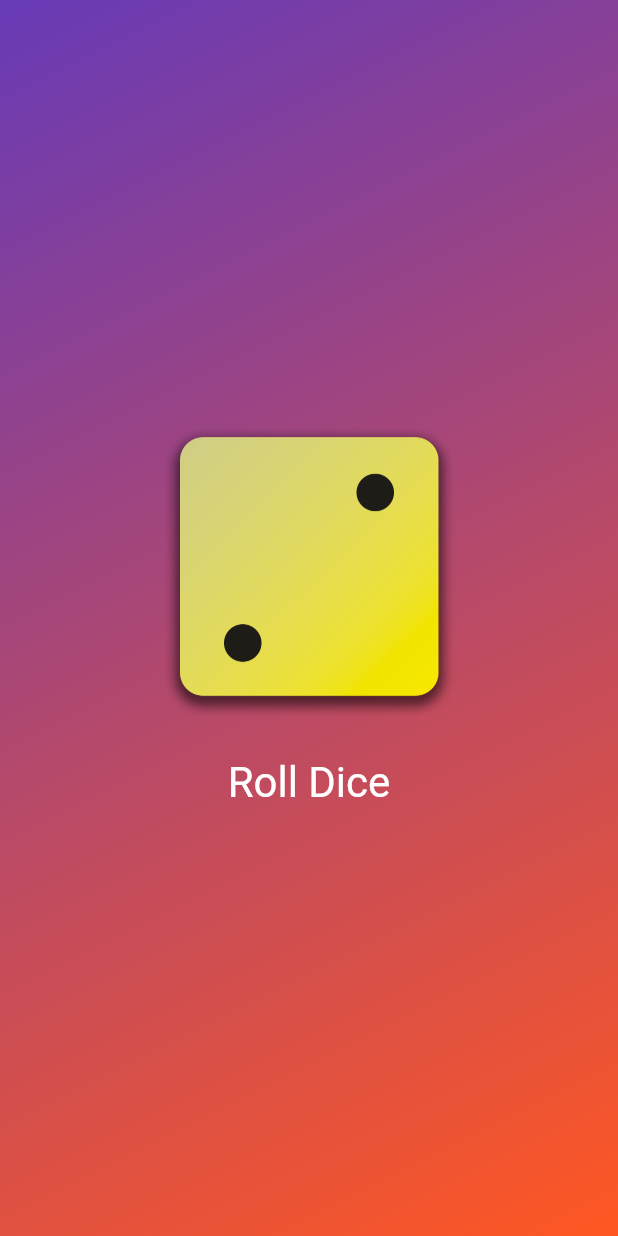
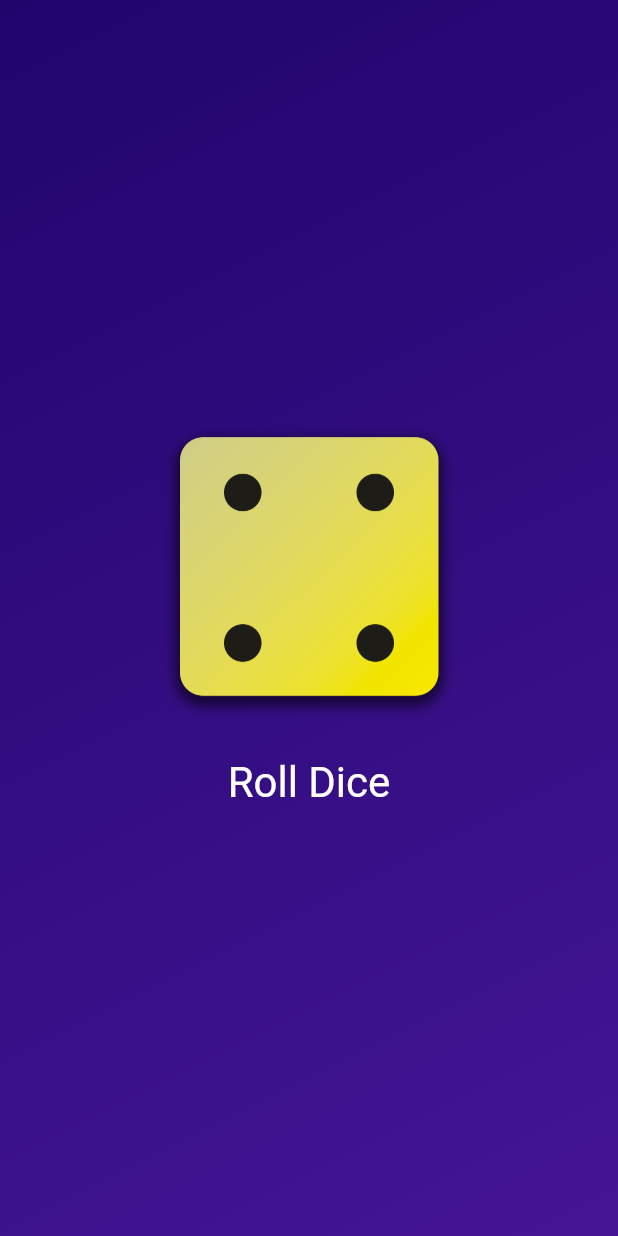
Before and after one commit to tenzan/flutter_first_app, a Flutter app: the screen it shows after launch, after a tap on "Roll Dice", on a phone screen of 412 x 824 dp. Run offline on Flutter 3.47's test engine with Material 2 defaults, Android fonts, the phone set to English and light mode, and no system bars.

Commit message:
section-2 lesson-48

```diff
--- /dev/null
+++ b/lib/dice_roller.dart
@@ -0,0 +1,48 @@
+import 'package:flutter/material.dart';
+
+class DiceRoller extends StatefulWidget {
+  const DiceRoller({super.key});
+  @override
+  State<DiceRoller> createState() {
+    return _DiceRollerState();
+  }
+}
+
+class _DiceRollerState extends State<DiceRoller> {
+  var activeDiceImage = 'assets/images/dice-2.png';
+
+  void rollDice() {
+    setState(() {
+      activeDiceImage = 'assets/images/dice-4.png';
+    });
+  }
+
+  @override
+  Widget build(context) {
+    return Column(
+      mainAxisSize: MainAxisSize.min,
+      children: [
+        Image.asset(
+          activeDiceImage,
+          width: 200,
+        ),
+        const SizedBox(
+          height: 20,
+        ),
+        TextButton(
+          onPressed: rollDice,
+          style: TextButton.styleFrom(
+            // padding: const EdgeInsets.only(
+            //   top: 20,
+            // ),
+            foregroundColor: Colors.white,
+            textStyle: const TextStyle(
+              fontSize: 28,
+            ),
+          ),
+          child: const Text('Roll Dice'),
+        )
+      ],
+    );
+  }
+}
--- a/lib/gradient_container.dart
+++ b/lib/gradient_container.dart
@@ -1,4 +1,5 @@
 import 'package:flutter/material.dart';
+import 'package:first_app/dice_roller.dart';
 
 const startAlignment = Alignment.topLeft;
 const endAlignment = Alignment.bottomRight;
@@ -12,10 +13,6 @@ class GradientContainer extends StatelessWidget {
 
   final Color color1, color2;
 
-  void rollDice() {
-    //...
-  }
-
   @override
   Widget build(context) {
     return Container(
@@ -26,32 +23,8 @@ class GradientContainer extends StatelessWidget {
           end: endAlignment,
         ),
       ),
-      child: Center(
-        child: Column(
-          mainAxisSize: MainAxisSize.min,
-          children: [
-            Image.asset(
-              'assets/images/dice-2.png',
-              width: 200,
-            ),
-            const SizedBox(
-              height: 20,
-            ),
-            TextButton(
-              onPressed: rollDice,
-              style: TextButton.styleFrom(
-                // padding: const EdgeInsets.only(
-                //   top: 20,
-                // ),
-                foregroundColor: Colors.white,
-                textStyle: const TextStyle(
-                  fontSize: 28,
-                ),
-              ),
-              child: const Text('Roll Dice'),
-            )
-          ],
-        ),
+      child: const Center(
+        child: DiceRoller(),
       ),
     );
   }
--- a/lib/main.dart
+++ b/lib/main.dart
@@ -1,12 +1,14 @@
 import 'package:flutter/material.dart';
-
 import 'package:first_app/gradient_container.dart';
 
 void main() {
   runApp(
     const MaterialApp(
       home: Scaffold(
-        body: GradientContainer(Colors.deepPurple, Colors.deepOrange),
+        body: GradientContainer(
+          Color.fromARGB(255, 33, 5, 109),
+          Color.fromARGB(255, 68, 21, 149),
+        ),
       ),
     ),
   );
```
